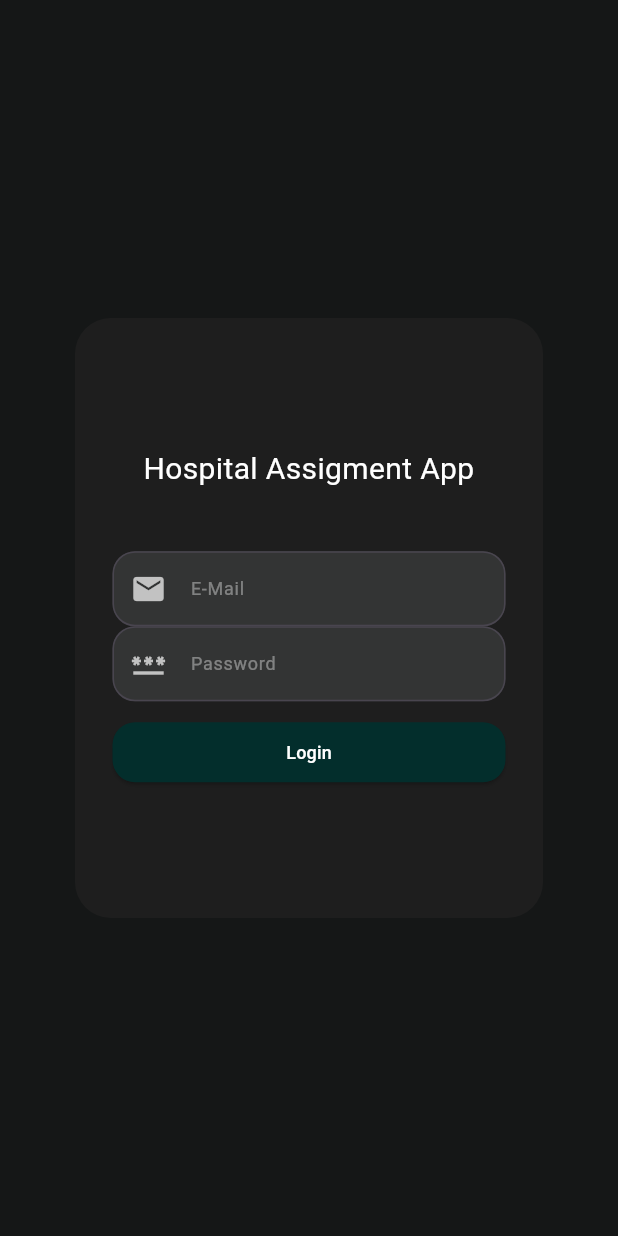
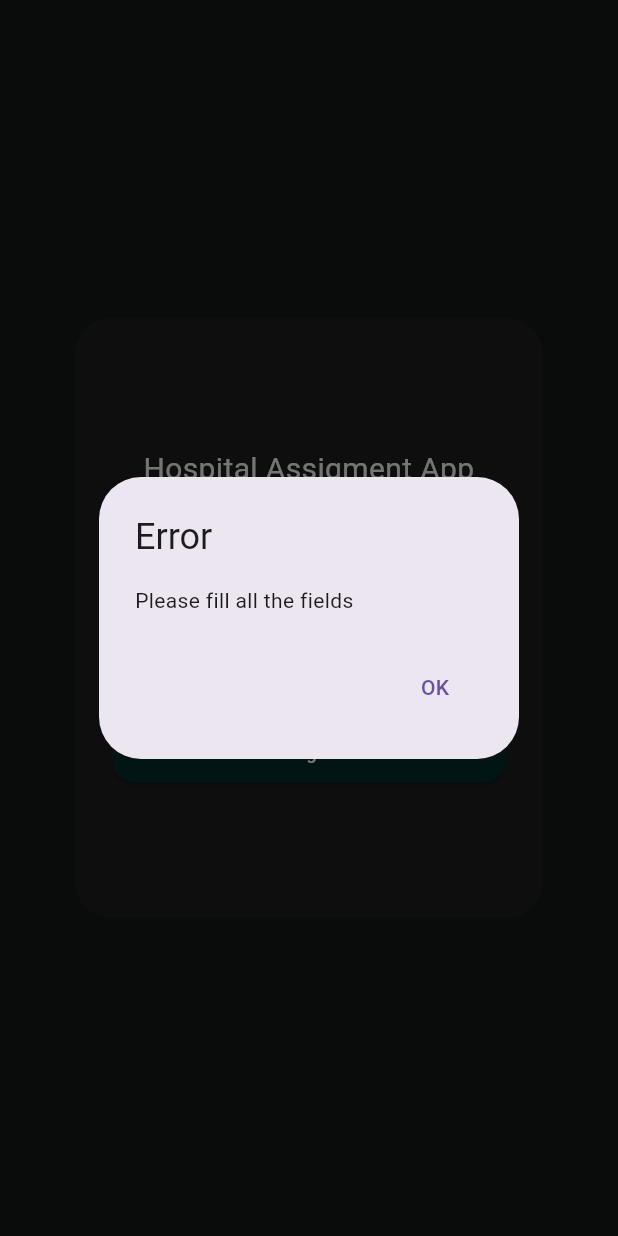
Before and after one commit to 4o4x/hospital_assignment_app_mobile, a Flutter app: the screen it shows after launch, after a tap on "Login", on a phone screen of 412 x 824 dp. Run offline on Flutter 3.47's test engine with Material 3 defaults, Android fonts, the phone set to English and light mode, and no system bars; accounts and stored records are empty.

Commit message:
Update login.dart

```diff
--- a/lib/features/auth/screens/login.dart
+++ b/lib/features/auth/screens/login.dart
@@ -115,8 +115,28 @@ class _LoginScreenState extends State<LoginScreen>
                 ),
                 ElevatedButton(
                   onPressed: () async {
+                    if (emailController.text.isEmpty ||
+                        passwordController.text.isEmpty) {
+                      return showDialog(
+                          context: context,
+                          builder: (context) {
+                            return AlertDialog(
+                              title: Text("Error"),
+                              content: Text("Please fill all the fields"),
+                              actions: [
+                                TextButton(
+                                    onPressed: () {
+                                      Navigator.pop(context);
+                                    },
+                                    child: Text("OK"))
+                              ],
+                            );
+                          });
+                    }
+
                     login.email = emailController.text;
                     login.password = passwordController.text;
+
                     Response response =
                         (await AuthServices.loginService(login));
                     if (response.statusCode != 200) {
```
